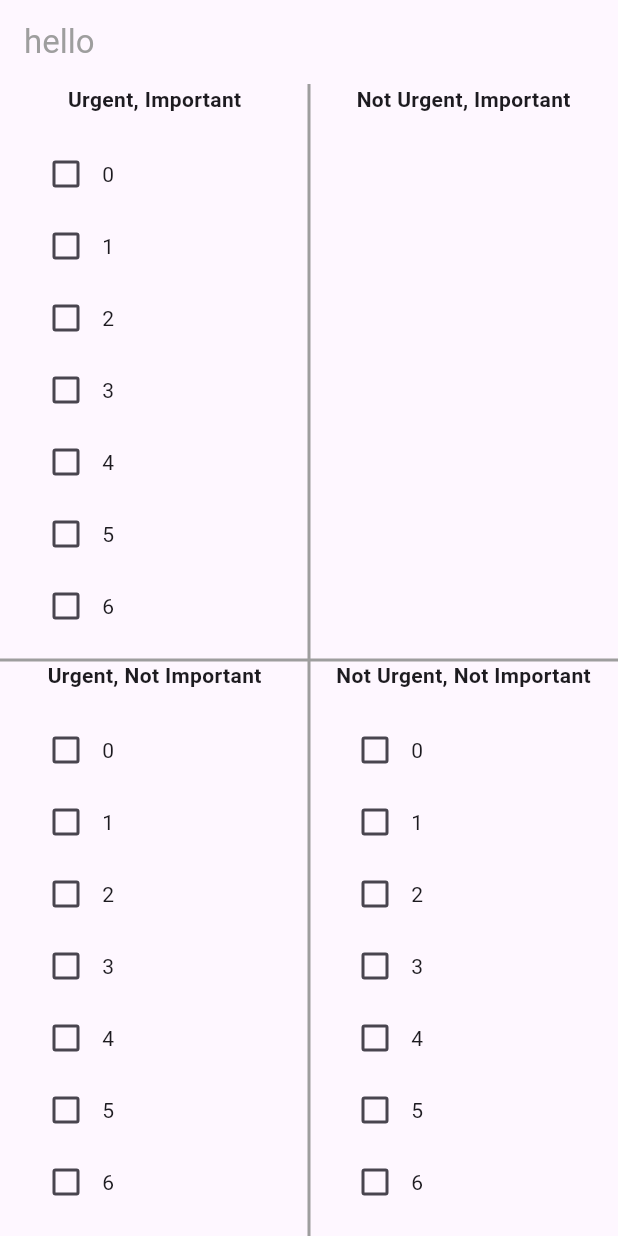
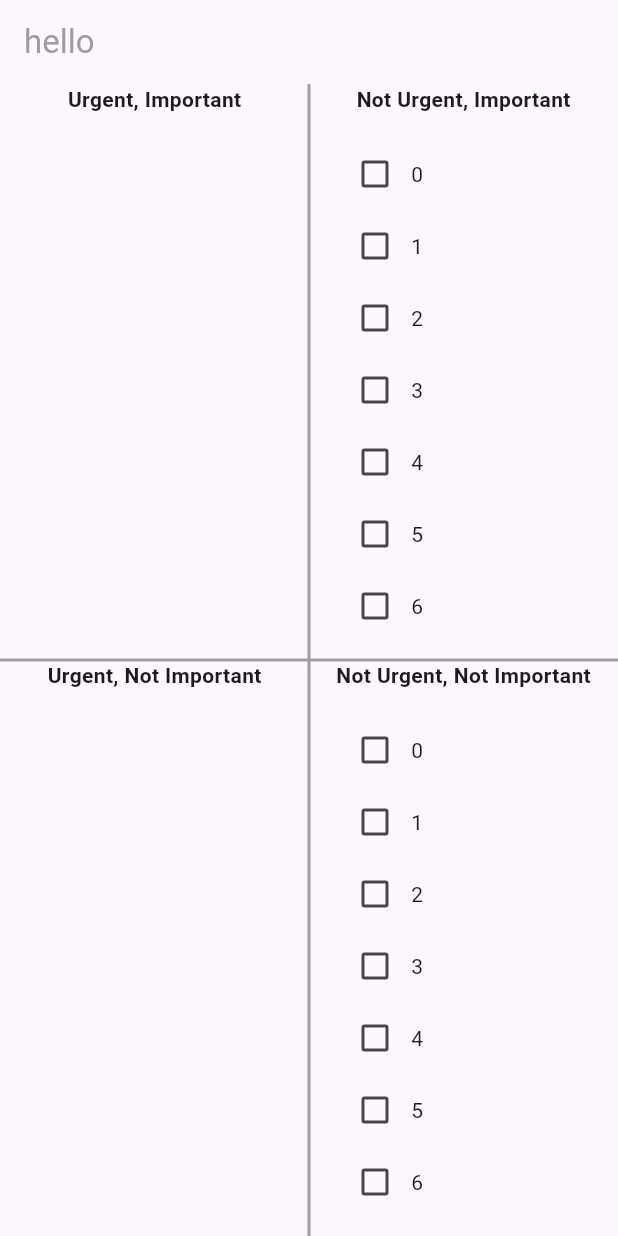
Before and after one commit to iamheesoo/my-matrix, a Flutter app: the screen it shows after launch, on a phone screen of 412 x 824 dp. Run offline on Flutter 3.47's test engine with Material 3 defaults, Android fonts, the phone set to English and light mode, and no system bars; our stand-ins replace freezed_annotation, get; generated files the repository leaves out were written again.

Commit message:
[Add] freezed를 사용하여 Task 클래스 생성

```diff
--- a/analysis_options.yaml
+++ b/analysis_options.yaml
@@ -26,3 +26,7 @@ linter:
 
 # Additional information about this file can be found at
 # https://dart.dev/guides/language/analysis-options
+
+analyzer:
+  enable-experiment:
+    - macros
--- a/lib/main.dart
+++ b/lib/main.dart
@@ -1,9 +1,13 @@
 import 'package:flutter/material.dart';
 import 'package:get/get.dart';
+import 'package:my_matrix/main_viewmodel.dart';
+import 'package:my_matrix/matrix.dart';
 import 'package:my_matrix/page/check_list_view.dart';
+import 'package:provider/provider.dart';
 
 void main() {
-  runApp(const MyApp());
+  runApp(ChangeNotifierProvider.value(
+      value: MainViewModel(), child: const MyApp()));
 }
 
 class MyApp extends StatelessWidget {
@@ -19,6 +23,7 @@ class MyApp extends StatelessWidget {
 class HomePage extends StatelessWidget {
   @override
   Widget build(BuildContext context) {
+    final viewModel = Provider.of<MainViewModel>(context);
     return Scaffold(
         appBar: AppBar(
           title: Text(
@@ -52,8 +57,8 @@ class HomePage extends StatelessWidget {
                   width: halfWidth,
                   height: halfHeight,
                   child: CheckListView(
-                    title: "Urgent, Important",
-                    checkList: List.generate(10, (index) => "Item $index"),
+                    matrix: Matrix.urgentImportant,
+                    taskList: viewModel.getTaskList(Matrix.urgentImportant),
                   )),
               // top-right
               Positioned(
@@ -62,8 +67,8 @@ class HomePage extends StatelessWidget {
                   width: halfWidth,
                   height: halfHeight,
                   child: CheckListView(
-                    title: "Not Urgent, Important",
-                    checkList: List.empty(),
+                    matrix: Matrix.notUrgentImportant,
+                    taskList: viewModel.getTaskList(Matrix.notUrgentImportant),
                   )),
               // bottom-left
               Positioned(
@@ -72,8 +77,8 @@ class HomePage extends StatelessWidget {
                   width: halfWidth,
                   height: halfHeight,
                   child: CheckListView(
-                    title: "Urgent, Not Important",
-                    checkList: List.generate(10, (index) => "Item $index"),
+                    matrix: Matrix.urgentNotImportant,
+                    taskList: viewModel.getTaskList(Matrix.urgentNotImportant),
                   )),
               // bottom-right
               Positioned(
@@ -82,8 +87,9 @@ class HomePage extends StatelessWidget {
                   width: halfWidth,
                   height: halfHeight,
                   child: CheckListView(
-                    title: "Not Urgent, Not Important",
-                    checkList: List.generate(100, (index) => "Item $index"),
+                    matrix: Matrix.notUrgentNotImportant,
+                    taskList:
+                        viewModel.getTaskList(Matrix.notUrgentNotImportant),
                   ))
             ],
           );
--- /dev/null
+++ b/lib/main_viewmodel.dart
@@ -0,0 +1,24 @@
+
+import 'package:flutter/material.dart';
+import 'package:my_matrix/matrix.dart';
+
+import 'task.dart';
+
+class MainViewModel extends ChangeNotifier {
+  final Map<Matrix, List<Task>> _taskMap = {
+    Matrix.urgentImportant : List.empty(),
+    Matrix.notUrgentImportant : List.generate(10, (int index) => Task(false, "$index")),
+    Matrix.urgentNotImportant : List.empty(),
+    Matrix.notUrgentNotImportant : List.generate(100, (int index) => Task(false, "$index"))
+  };
+
+
+  void addTask(Matrix matrix, Task task) {
+    _taskMap.putIfAbsent(matrix, () => []).add(task);
+    notifyListeners();
+  }
+
+  List<Task> getTaskList(Matrix matrix) {
+    return _taskMap[matrix] ?? [];
+  }
+}
--- /dev/null
+++ b/lib/matrix.dart
@@ -0,0 +1,9 @@
+enum Matrix {
+  urgentImportant("Urgent, Important"),
+  notUrgentImportant("Not Urgent, Important"),
+  urgentNotImportant("Urgent, Not Important"),
+  notUrgentNotImportant("Not Urgent, Not Important");
+
+  final String title;
+  const Matrix(this.title);
+}
--- a/lib/page/check_list_view.dart
+++ b/lib/page/check_list_view.dart
@@ -1,29 +1,25 @@
 import 'package:flutter/material.dart';
+import 'package:my_matrix/task.dart';
+
+import '../matrix.dart';
 
 class CheckListView extends StatefulWidget {
-  final List<String> checkList;
-  final String title;
+  final List<Task> taskList;
+  final Matrix matrix;
 
-  const CheckListView({required this.checkList, required this.title, super.key});
+  const CheckListView({required this.taskList, required this.matrix, super.key});
 
   @override
   _CheckListViewState createState() => _CheckListViewState();
 }
 
 class _CheckListViewState extends State<CheckListView> {
-  late List<bool> _checked;
-
-  @override
-  void initState() {
-    super.initState();
-    _checked = List.generate(widget.checkList.length, (index) => false);
-  }
 
   @override
   Widget build(BuildContext context) {
     return Column(children: [
       Text(
-        widget.title,
+        widget.matrix.title,
         style: const TextStyle(fontWeight: FontWeight.bold),
       ),
       Expanded(
@@ -32,25 +28,25 @@ class _CheckListViewState extends State<CheckListView> {
             padding: const EdgeInsets.symmetric(vertical: 8, horizontal: 12),
             child: ListView.builder(
               itemBuilder: (BuildContext context, int position) {
-                return getContainer(context, position);
+                return getContainer(context, widget.taskList[position]);
               },
-              itemCount: widget.checkList.length,
+              itemCount: widget.taskList.length,
             ),
           )),
     ]);
   }
 
-  Container getContainer(BuildContext context, int position) {
+  Container getContainer(BuildContext context, Task task) {
     return Container(
       width: MediaQuery.of(context).size.width,
       child: Row(
         children: [
-          Checkbox(value: _checked[position], onChanged: (bool? isChecked) {
+          Checkbox(value: task.isChecked, onChanged: (bool? isChecked) {
                 setState(() {
-                  _checked[position] = isChecked ?? false;
+                  // task.isChecked = isChecked ?? false;
                 });
           }),
-          Text("$position")
+          Text(task.title)
         ],
       ),
     );
--- /dev/null
+++ b/lib/task.dart
@@ -0,0 +1,11 @@
+import 'package:freezed_annotation/freezed_annotation.dart';
+
+part 'task.freezed.dart';
+
+@freezed
+abstract class Task with _$Task {
+  const factory Task(
+    bool isChecked,
+    String title,
+  ) = _Task;
+}
--- a/pubspec.yaml
+++ b/pubspec.yaml
@@ -36,6 +36,10 @@ dependencies:
   # The following adds the Cupertino Icons font to your application.
   # Use with the CupertinoIcons class for iOS style icons.
   cupertino_icons: ^1.0.8
+  provider: ^6.1.2
+  freezed: ^2.5.7
+  freezed_annotation: ^2.4.4
+  build_runner: ^2.4.13
 
 dev_dependencies:
   flutter_test:
@@ -47,6 +51,8 @@ dev_dependencies:
   # package. See that file for information about deactivating specific lint
   # rules and activating additional ones.
   flutter_lints: ^4.0.0
+  json_serializable: ^6.9.0
+  json_annotation: ^4.6.0
 
 # For information on the generic Dart part of this file, see the
 # following page: https://dart.dev/tools/pub/pubspec
```
Also changed, not shown: pubspec.lock.
